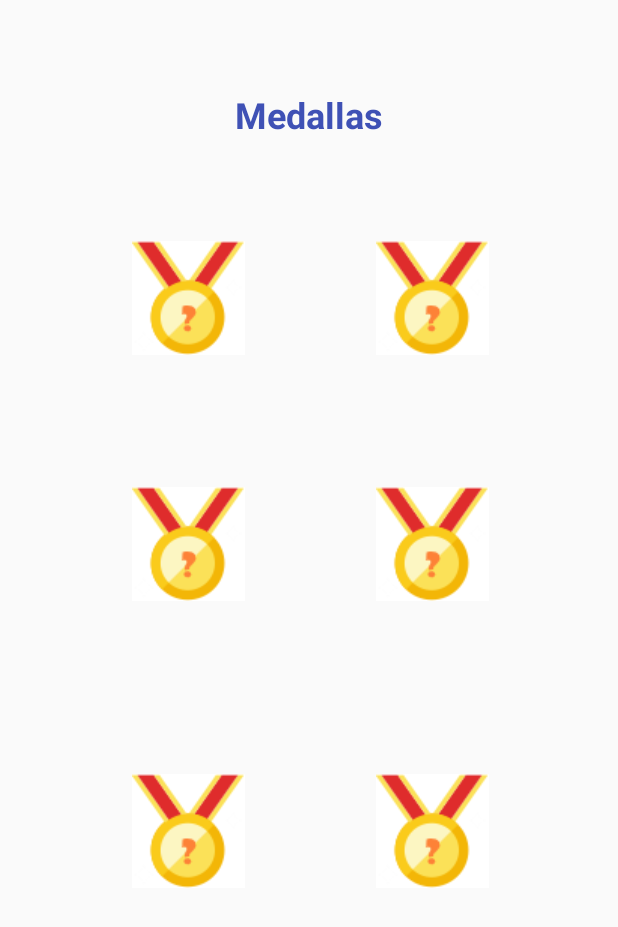
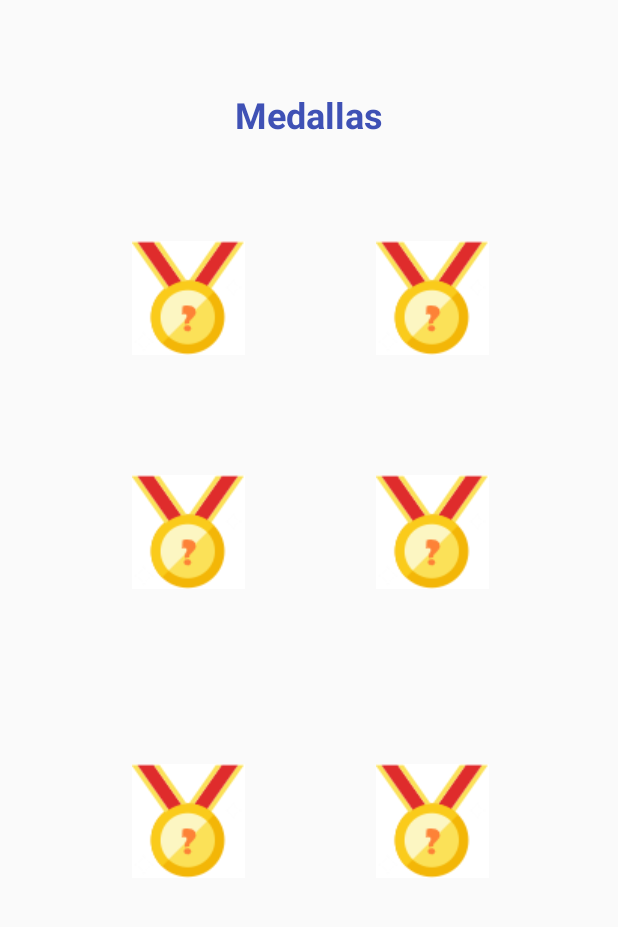
Before and after one commit to Fponce9/Time2SpeakKotlin, an Android app: the Medallas screen opened directly, with no data from a screen before it, on a phone screen of 412 x 824 dp. Shown: the top 927 px of the screen. Run offline under Robolectric (Android 15) with nearby library versions, the phone set to English and light mode, and no system bars; 1 statement that could not run was skipped.

Commit message:
update medalla

```diff
--- a/app/src/main/res/layout/activity_letras_terapia.xml
+++ b/app/src/main/res/layout/activity_letras_terapia.xml
@@ -34,6 +34,7 @@
         android:id="@+id/bt_mascota"
         android:layout_width="wrap_content"
         android:layout_height="wrap_content"
+        android:layout_marginBottom="10dp"
         android:text="Mi mascota"
         app:layout_constraintBottom_toBottomOf="parent"
         app:layout_constraintEnd_toEndOf="parent"
@@ -46,10 +47,10 @@
         android:layout_width="wrap_content"
         android:layout_height="wrap_content"
         android:layout_marginStart="60dp"
-        android:layout_marginTop="16dp"
+        android:layout_marginBottom="10dp"
         android:text="Mis medallas"
         app:layout_constraintBottom_toBottomOf="parent"
         app:layout_constraintStart_toStartOf="parent"
         app:layout_constraintTop_toBottomOf="@+id/rv_LetrasTerapias"
-        app:layout_constraintVertical_bias="0.0" />
+        app:layout_constraintVertical_bias="0.246" />
 </androidx.constraintlayout.widget.ConstraintLayout>
--- a/app/src/main/res/layout/activity_medallas.xml
+++ b/app/src/main/res/layout/activity_medallas.xml
@@ -20,36 +20,13 @@
         app:layout_constraintTop_toTopOf="parent" />
 
     <ImageView
-        android:id="@+id/im_boca"
-        android:layout_width="wrap_content"
-        android:layout_height="wrap_content"
-        app:layout_constraintBottom_toBottomOf="parent"
-        app:layout_constraintEnd_toEndOf="parent"
-        app:layout_constraintHorizontal_bias="0.502"
-        app:layout_constraintStart_toEndOf="@+id/im_ojo"
-        app:layout_constraintTop_toBottomOf="@+id/im_max"
-        app:layout_constraintVertical_bias="0.333"
-        app:srcCompat="@drawable/bloqueado" />
-
-    <ImageView
         android:id="@+id/im_diez"
         android:layout_width="wrap_content"
         android:layout_height="wrap_content"
         android:layout_marginStart="88dp"
-        android:layout_marginTop="88dp"
+        android:layout_marginTop="80dp"
         app:layout_constraintStart_toStartOf="parent"
         app:layout_constraintTop_toBottomOf="@+id/im_uno"
-        app:srcCompat="@drawable/bloqueado" />
-
-    <ImageView
-        android:id="@+id/im_max"
-        android:layout_width="wrap_content"
-        android:layout_height="wrap_content"
-        android:layout_marginTop="88dp"
-        app:layout_constraintEnd_toEndOf="parent"
-        app:layout_constraintHorizontal_bias="0.502"
-        app:layout_constraintStart_toEndOf="@+id/im_diez"
-        app:layout_constraintTop_toBottomOf="@+id/im_cinco"
         app:srcCompat="@drawable/bloqueado" />
 
     <ImageView
@@ -60,7 +37,30 @@
         app:layout_constraintBottom_toBottomOf="parent"
         app:layout_constraintStart_toStartOf="parent"
         app:layout_constraintTop_toBottomOf="@+id/im_diez"
-        app:layout_constraintVertical_bias="0.333"
+        app:layout_constraintVertical_bias="0.328"
+        app:srcCompat="@drawable/bloqueado" />
+
+    <ImageView
+        android:id="@+id/im_boca"
+        android:layout_width="wrap_content"
+        android:layout_height="wrap_content"
+        app:layout_constraintBottom_toBottomOf="parent"
+        app:layout_constraintEnd_toEndOf="parent"
+        app:layout_constraintHorizontal_bias="0.502"
+        app:layout_constraintStart_toEndOf="@+id/im_ojo"
+        app:layout_constraintTop_toBottomOf="@+id/im_max"
+        app:layout_constraintVertical_bias="0.328"
+        app:srcCompat="@drawable/bloqueado" />
+
+    <ImageView
+        android:id="@+id/im_max"
+        android:layout_width="wrap_content"
+        android:layout_height="wrap_content"
+        android:layout_marginTop="80dp"
+        app:layout_constraintEnd_toEndOf="parent"
+        app:layout_constraintHorizontal_bias="0.502"
+        app:layout_constraintStart_toEndOf="@+id/im_diez"
+        app:layout_constraintTop_toBottomOf="@+id/im_cinco"
         app:srcCompat="@drawable/bloqueado" />
 
     <ImageView
```
